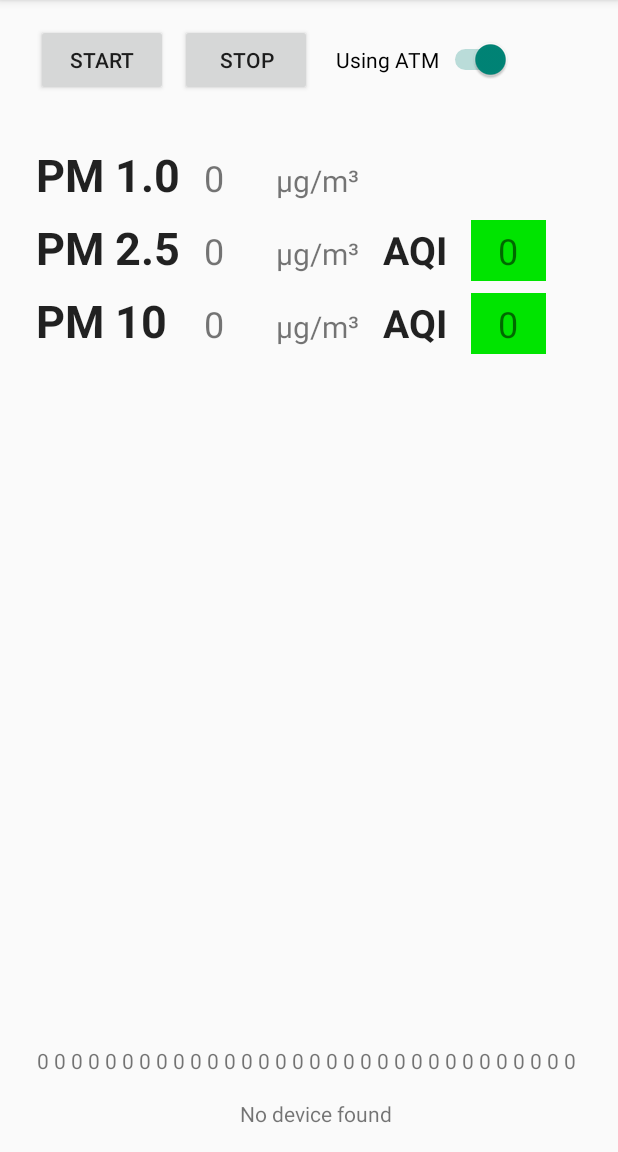
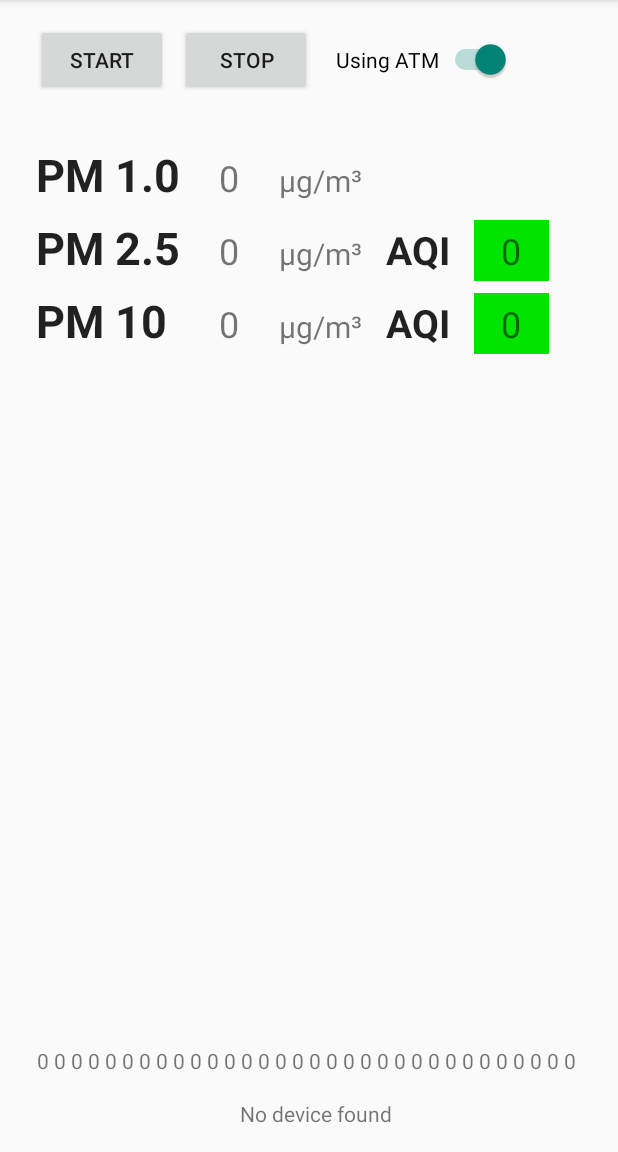
Before and after one commit to pawitp/android-pmsx003, an Android app: the screen it shows after launch (MainActivity), after a tap on "START", on a phone screen of 412 x 824 dp, the part 84-1236 px from its top. Run offline under Robolectric (Android 15) with nearby library versions, the phone set to English and light mode, and no system bars; libraries missing offline, so code that uses them is left out: com.felhr.usbserial; 1 statement that could not run was skipped.

Commit message:
Fix text overflow when raw value has 3 digits

```diff
--- a/app/src/main/res/layout/activity_main.xml
+++ b/app/src/main/res/layout/activity_main.xml
@@ -12,7 +12,7 @@
         android:layout_width="wrap_content"
         android:layout_height="wrap_content"
         android:layout_marginBottom="16dp"
-        android:text="Status text"
+        android:text="@string/stopped"
         app:layout_constraintBottom_toBottomOf="parent"
         app:layout_constraintHorizontal_bias="0.514"
         app:layout_constraintLeft_toLeftOf="parent"
@@ -46,7 +46,7 @@
         android:layout_marginBottom="16dp"
         android:paddingLeft="16dp"
         android:paddingRight="16dp"
-        android:text="Raw data goes here"
+        android:text="@string/placeholder_raw"
         app:layout_constraintBottom_toTopOf="@+id/txtStatus"
         app:layout_constraintEnd_toEndOf="parent"
         app:layout_constraintStart_toStartOf="parent" />
@@ -81,7 +81,7 @@
         android:layout_width="wrap_content"
         android:layout_height="wrap_content"
         android:layout_marginStart="16dp"
-        android:text="AQI"
+        android:text="@string/aqi"
         android:textAppearance="@android:style/TextAppearance.DeviceDefault.Large"
         android:textSize="26sp"
         android:textStyle="bold"
@@ -94,7 +94,7 @@
         android:layout_height="wrap_content"
         android:layout_marginStart="24dp"
         android:layout_marginTop="8dp"
-        android:text="PM 2.5"
+        android:text="@string/pm2_5"
         android:textAppearance="@android:style/TextAppearance.DeviceDefault.Large"
         android:textSize="30sp"
         android:textStyle="bold"
@@ -107,7 +107,7 @@
         android:layout_height="wrap_content"
         android:layout_marginStart="24dp"
         android:layout_marginTop="8dp"
-        android:text="PM 10"
+        android:text="@string/pm10"
         android:textAppearance="@android:style/TextAppearance.DeviceDefault.Large"
         android:textSize="30sp"
         android:textStyle="bold"
@@ -118,9 +118,10 @@
         android:id="@+id/txtPm1_0"
         android:layout_width="wrap_content"
         android:layout_height="wrap_content"
-        android:layout_marginStart="16dp"
-        android:width="40sp"
-        android:text="-1"
+        android:layout_marginStart="8dp"
+        android:width="50sp"
+        android:text="@string/placeholder_000"
+        android:textAlignment="center"
         android:textSize="24sp"
         app:layout_constraintBaseline_toBaselineOf="@+id/textView2"
         app:layout_constraintStart_toEndOf="@+id/textView2" />
@@ -159,9 +160,10 @@
         android:id="@+id/txtPm2_5"
         android:layout_width="wrap_content"
         android:layout_height="wrap_content"
-        android:layout_marginStart="16dp"
-        android:width="40sp"
-        android:text="-1"
+        android:layout_marginStart="8dp"
+        android:width="50sp"
+        android:text="@string/placeholder_000"
+        android:textAlignment="center"
         android:textSize="24sp"
         app:layout_constraintBaseline_toBaselineOf="@+id/textView3"
         app:layout_constraintStart_toEndOf="@+id/textView2" />
@@ -170,9 +172,10 @@
         android:id="@+id/txtPm10"
         android:layout_width="wrap_content"
         android:layout_height="wrap_content"
-        android:layout_marginStart="16dp"
-        android:width="40sp"
-        android:text="-1"
+        android:layout_marginStart="8dp"
+        android:width="50sp"
+        android:text="@string/placeholder_000"
+        android:textAlignment="center"
         android:textSize="24sp"
         app:layout_constraintBaseline_toBaselineOf="@+id/textView4"
         app:layout_constraintStart_toEndOf="@+id/textView2" />
@@ -195,7 +198,7 @@
         android:width="50sp"
         android:background="@color/aqi50"
         android:padding="4dp"
-        android:text="10"
+        android:text="@string/placeholder_000"
         android:textAlignment="center"
         android:textSize="24sp"
         app:layout_constraintBaseline_toBaselineOf="@+id/textView7"
@@ -209,7 +212,7 @@
         android:width="50sp"
         android:background="@color/aqi50"
         android:padding="4dp"
-        android:text="2"
+        android:text="@string/placeholder_000"
         android:textAlignment="center"
         android:textSize="24sp"
         app:layout_constraintBaseline_toBaselineOf="@+id/textView8"
--- a/app/src/main/res/values/strings.xml
+++ b/app/src/main/res/values/strings.xml
@@ -8,6 +8,10 @@
     <string name="connected_to">Connected to %1$s</string>
     <string name="aqi">AQI</string>
     <string name="pm1_0">PM 1.0</string>
+    <string name="pm2_5">PM 2.5</string>
+    <string name="pm10">PM 10</string>
     <string name="start">Start</string>
     <string name="stop">Stop</string>
+    <string name="placeholder_000">000</string>
+    <string name="placeholder_raw">000 000 000 000 000 000 000 000 000 000 000 000 000 000 000 000 000 000 000 000 000 000 000 000 000 000 000 000 000 000 000 000</string>
 </resources>
```
